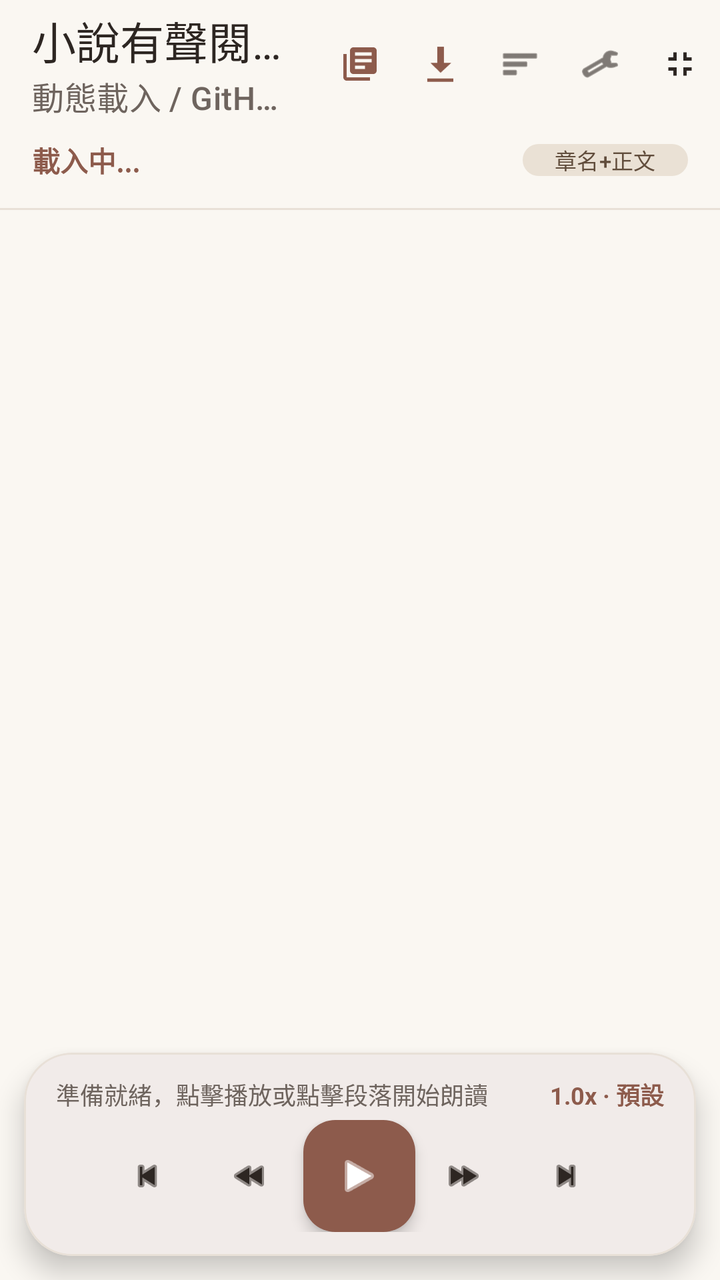
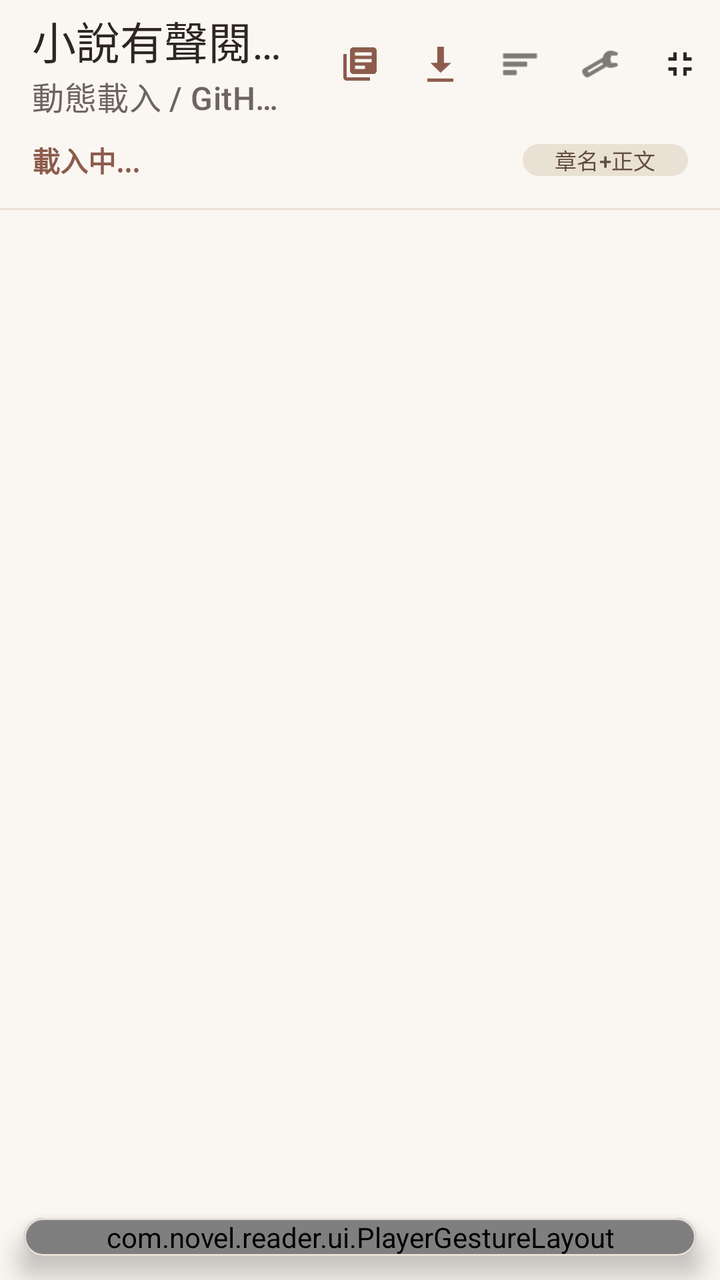

Before-and-after screenshots of an Android layout around one commit, followed by the original layout XML and the change that was made.
<!-- AndroidManifest.xml: application theme Theme.NovelReader -->
<!-- res/layout/activity_main.xml -->
<?xml version="1.0" encoding="utf-8"?>
<androidx.coordinatorlayout.widget.CoordinatorLayout xmlns:android="http://schemas.android.com/apk/res/android"
    xmlns:app="http://schemas.android.com/apk/res-auto"
    xmlns:tools="http://schemas.android.com/tools"
    android:id="@+id/rootLayout"
    android:layout_width="match_parent"
    android:layout_height="match_parent"
    android:background="@color/bg_paper">

    <com.google.android.material.appbar.AppBarLayout
        android:id="@+id/appBarLayout"
        android:layout_width="match_parent"
        android:layout_height="wrap_content"
        android:background="@color/bg_paper"
        app:elevation="2dp">

        <com.google.android.material.appbar.MaterialToolbar
            android:id="@+id/toolbar"
            android:layout_width="match_parent"
            android:layout_height="?attr/actionBarSize"
            android:background="@color/bg_paper"
            app:title="@string/app_name"
            app:titleTextColor="@color/text_primary"
            app:subtitleTextColor="@color/text_secondary"
            app:subtitle="動態載入 / GitHub 連動">

            <LinearLayout
                android:layout_width="wrap_content"
                android:layout_height="match_parent"
                android:layout_gravity="end"
                android:gravity="center_vertical"
                android:orientation="horizontal"
                android:paddingEnd="4dp"
                tools:ignore="RtlSymmetry">

                
                <com.google.android.material.button.MaterialButton
                    android:id="@+id/btnBookList"
                    style="@style/Widget.Material3.Button.IconButton"
                    android:layout_width="40dp"
                    android:layout_height="40dp"
                    android:contentDescription="@string/book_list"
                    app:icon="@drawable/ic_bookshelf"
                    app:iconTint="@color/primary" />

                
                <com.google.android.material.button.MaterialButton
                    android:id="@+id/btnImportNovel"
                    style="@style/Widget.Material3.Button.IconButton"
                    android:layout_width="40dp"
                    android:layout_height="40dp"
                    android:contentDescription="匯入小說 (GitHub/ZIP/目錄)"
                    app:icon="@android:drawable/stat_sys_download"
                    app:iconTint="@color/primary" />

                
                <com.google.android.material.button.MaterialButton
                    android:id="@+id/btnChapterList"
                    style="@style/Widget.Material3.Button.IconButton"
                    android:layout_width="40dp"
                    android:layout_height="40dp"
                    android:contentDescription="@string/chapters"
                    app:icon="@android:drawable/ic_menu_sort_by_size"
                    app:iconTint="@color/text_primary" />

                
                <com.google.android.material.button.MaterialButton
                    android:id="@+id/btnSettings"
                    style="@style/Widget.Material3.Button.IconButton"
                    android:layout_width="40dp"
                    android:layout_height="40dp"
                    android:contentDescription="@string/settings"
                    app:icon="@android:drawable/ic_menu_preferences"
                    app:iconTint="@color/text_primary" />

                
                <com.google.android.material.button.MaterialButton
                    android:id="@+id/btnToggleFullScreen"
                    style="@style/Widget.Material3.Button.IconButton"
                    android:layout_width="40dp"
                    android:layout_height="40dp"
                    android:contentDescription="切換沉浸全螢幕"
                    app:icon="@drawable/ic_fullscreen_exit"
                    app:iconTint="@color/text_primary" />
            </LinearLayout>

        </com.google.android.material.appbar.MaterialToolbar>

        
        <com.google.android.material.card.MaterialCardView
            android:id="@+id/cardResumeBanner"
            android:layout_width="match_parent"
            android:layout_height="wrap_content"
            android:layout_marginHorizontal="12dp"
            android:layout_marginBottom="8dp"
            android:visibility="gone"
            app:cardCornerRadius="12dp"
            app:cardBackgroundColor="@color/primary_container"
            app:strokeColor="@color/primary"
            app:strokeWidth="1dp">

            <LinearLayout
                android:layout_width="match_parent"
                android:layout_height="wrap_content"
                android:orientation="horizontal"
                android:gravity="center_vertical"
                android:paddingHorizontal="12dp"
                android:paddingVertical="8dp">

                <ImageView
                    android:layout_width="20dp"
                    android:layout_height="20dp"
                    android:src="@android:drawable/ic_media_play"
                    app:tint="@color/primary"
                    android:contentDescription="續讀" />

                <TextView
                    android:id="@+id/tvResumeProgressText"
                    android:layout_width="0dp"
                    android:layout_height="wrap_content"
                    android:layout_weight="1"
                    android:layout_marginStart="8dp"
                    android:text="上次讀到：第 1 章 · 第 1 段"
                    android:textColor="@color/on_primary_container"
                    android:textSize="12sp"
                    android:textStyle="bold" />

                <com.google.android.material.button.MaterialButton
                    android:id="@+id/btnResumePlay"
                    style="@style/Widget.Material3.Button.TonalButton"
                    android:layout_width="wrap_content"
                    android:layout_height="32dp"
                    android:text="繼續朗讀"
                    android:textSize="11sp"
                    android:paddingHorizontal="12dp"
                    app:cornerRadius="16dp" />

                <ImageButton
                    android:id="@+id/btnCloseResumeBanner"
                    android:layout_width="28dp"
                    android:layout_height="28dp"
                    android:layout_marginStart="4dp"
                    android:background="?attr/selectableItemBackgroundBorderless"
                    android:src="@android:drawable/ic_menu_close_clear_cancel"
                    app:tint="@color/on_primary_container"
                    android:contentDescription="關閉" />

            </LinearLayout>

        </com.google.android.material.card.MaterialCardView>

        
        <LinearLayout
            android:layout_width="match_parent"
            android:layout_height="wrap_content"
            android:orientation="horizontal"
            android:gravity="center_vertical"
            android:paddingHorizontal="16dp"
            android:paddingBottom="8dp">

            <TextView
                android:id="@+id/tvCurrentChapterInfo"
                android:layout_width="0dp"
                android:layout_height="wrap_content"
                android:layout_weight="1"
                android:text="載入中..."
                android:textColor="@color/primary"
                android:textSize="14sp"
                android:textStyle="bold"
                android:maxLines="1"
                android:ellipsize="end" />

            <com.google.android.material.chip.Chip
                android:id="@+id/chipFilterBadge"
                android:layout_width="wrap_content"
                android:layout_height="32dp"
                android:text="@string/mode_title_and_body"
                android:textSize="11sp"
                android:textColor="@color/badge_work_record_text"
                app:chipBackgroundColor="@color/badge_work_record"
                app:chipCornerRadius="16dp"
                app:chipStrokeWidth="0dp" />

        </LinearLayout>

        <View
            android:layout_width="match_parent"
            android:layout_height="1dp"
            android:background="@color/divider" />

    </com.google.android.material.appbar.AppBarLayout>

    
    <androidx.recyclerview.widget.RecyclerView
        android:id="@+id/rvContent"
        android:layout_width="match_parent"
        android:layout_height="match_parent"
        android:clipToPadding="false"
        android:paddingBottom="140dp"
        app:layout_behavior="@string/appbar_scrolling_view_behavior" />

    
    <com.google.android.material.card.MaterialCardView
        android:id="@+id/bottomPlayerCard"
        android:layout_width="match_parent"
        android:layout_height="wrap_content"
        android:layout_gravity="bottom"
        android:layout_margin="12dp"
        app:cardCornerRadius="24dp"
        app:cardElevation="8dp"
        app:cardBackgroundColor="@color/bg_card"
        app:strokeColor="@color/divider"
        app:strokeWidth="1dp">

        <LinearLayout
            android:layout_width="match_parent"
            android:layout_height="wrap_content"
            android:orientation="vertical"
            android:padding="12dp">

            
            <LinearLayout
                android:layout_width="match_parent"
                android:layout_height="wrap_content"
                android:orientation="horizontal"
                android:gravity="center_vertical"
                android:paddingHorizontal="4dp"
                android:paddingBottom="4dp">

                <TextView
                    android:id="@+id/tvSpeakingStatus"
                    android:layout_width="0dp"
                    android:layout_height="wrap_content"
                    android:layout_weight="1"
                    android:text="準備就緒，點擊播放或點擊段落開始朗讀"
                    android:textColor="@color/text_secondary"
                    android:textSize="12sp"
                    android:maxLines="1"
                    android:ellipsize="end" />

                <TextView
                    android:id="@+id/tvVoiceInfo"
                    android:layout_width="wrap_content"
                    android:layout_height="wrap_content"
                    android:text="1.0x · 預設"
                    android:textColor="@color/primary"
                    android:textSize="12sp"
                    android:textStyle="bold" />
            </LinearLayout>

            
            <LinearLayout
                android:layout_width="match_parent"
                android:layout_height="wrap_content"
                android:orientation="horizontal"
                android:gravity="center"
                android:weightSum="5">

                
                <com.google.android.material.button.MaterialButton
                    android:id="@+id/btnPrevChapter"
                    style="@style/Widget.Material3.Button.IconButton"
                    android:layout_width="0dp"
                    android:layout_height="48dp"
                    android:layout_weight="1"
                    android:contentDescription="@string/prev_chapter"
                    app:icon="@android:drawable/ic_media_previous"
                    app:iconTint="@color/text_primary" />

                
                <com.google.android.material.button.MaterialButton
                    android:id="@+id/btnPrevParagraph"
                    style="@style/Widget.Material3.Button.IconButton"
                    android:layout_width="0dp"
                    android:layout_height="48dp"
                    android:layout_weight="1"
                    android:contentDescription="@string/prev_paragraph"
                    app:icon="@android:drawable/ic_media_rew"
                    app:iconTint="@color/text_primary" />

                
                <com.google.android.material.floatingactionbutton.FloatingActionButton
                    android:id="@+id/fabPlayPause"
                    android:layout_width="wrap_content"
                    android:layout_height="wrap_content"
                    android:contentDescription="@string/play"
                    app:fabSize="normal"
                    app:backgroundTint="@color/primary"
                    app:tint="@color/on_primary"
                    app:srcCompat="@android:drawable/ic_media_play"
                    app:elevation="4dp" />

                
                <com.google.android.material.button.MaterialButton
                    android:id="@+id/btnNextParagraph"
                    style="@style/Widget.Material3.Button.IconButton"
                    android:layout_width="0dp"
                    android:layout_height="48dp"
                    android:layout_weight="1"
                    android:contentDescription="@string/next_paragraph"
                    app:icon="@android:drawable/ic_media_ff"
                    app:iconTint="@color/text_primary" />

                
                <com.google.android.material.button.MaterialButton
                    android:id="@+id/btnNextChapter"
                    style="@style/Widget.Material3.Button.IconButton"
                    android:layout_width="0dp"
                    android:layout_height="48dp"
                    android:layout_weight="1"
                    android:contentDescription="@string/next_chapter"
                    app:icon="@android:drawable/ic_media_next"
                    app:iconTint="@color/text_primary" />

            </LinearLayout>

        </LinearLayout>

    </com.google.android.material.card.MaterialCardView>

</androidx.coordinatorlayout.widget.CoordinatorLayout>
<!-- resources referenced by this layout -->
<resources>
  <color name="badge_work_record">#EAE1D5</color>
  <color name="badge_work_record_text">#614D3C</color>
  <color name="bg_card">#FFFFFF</color>
  <color name="bg_paper">#FAF7F2</color>
  <color name="divider">#E8E0D7</color>
  <color name="on_primary">#FFFFFF</color>
  <color name="on_primary_container">#3B1F17</color>
  <color name="primary">#8D5B4C</color>
  <color name="primary_container">#F5ECE8</color>
  <color name="text_primary">#2D2622</color>
  <color name="text_secondary">#6E645E</color>
  <!-- drawable ic_bookshelf (drawable) -->
  <vector xmlns:android="http://schemas.android.com/apk/res/android"
      android:width="24dp"
      android:height="24dp"
      android:viewportWidth="24"
      android:viewportHeight="24">
      <path
          android:fillColor="#FF000000"
          android:pathData="M4,6H2v14c0,1.1 0.9,2 2,2h14v-2H4V6zM20,2H8C6.9,2 6,2.9 6,4v12c0,1.1 0.9,2 2,2h12c1.1,0 2,-0.9 2,-2V4C22,2.9 21.1,2 20,2zM19,11H9V9h10V11zM15,15H9v-2h6V15zM19,7H9V5h10V7z" />
  </vector>
  <!-- drawable ic_fullscreen_exit (drawable) -->
  <vector xmlns:android="http://schemas.android.com/apk/res/android"
      android:width="24dp"
      android:height="24dp"
      android:viewportWidth="24"
      android:viewportHeight="24">
      <path
          android:fillColor="@color/text_primary"
          android:pathData="M5,16h3v3h2v-5H5V16z M8,8H5v2h5V5H8V8z M14,19h2v-3h3v-2h-5V19z M16,8V5h-2v5h5V8H16z"/>
  </vector>
  <string name="app_name">小說有聲閱讀器</string>
  <string name="book_list">我的書單</string>
  <string name="chapters">章節目錄</string>
  <string name="mode_title_and_body">章名+正文</string>
  <string name="next_chapter">下一章</string>
  <string name="next_paragraph">下一段</string>
  <string name="play">朗讀</string>
  <string name="prev_chapter">上一章</string>
  <string name="prev_paragraph">上一段</string>
  <string name="settings">閱讀與語音設定</string>
  <style name="Theme.NovelReader" parent="Base.Theme.NovelReader">
          <item name="android:windowLightStatusBar">true</item>
          <item name="android:windowLightNavigationBar" tools:targetApi="o_mr1">true</item>
      </style>
  <style name="Base.Theme.NovelReader" parent="Theme.Material3.DayNight.NoActionBar">
          <item name="colorPrimary">@color/primary</item>
          <item name="colorOnPrimary">@color/on_primary</item>
          <item name="colorPrimaryContainer">@color/primary_container</item>
          <item name="colorOnPrimaryContainer">@color/on_primary_container</item>
          <item name="colorSecondary">@color/accent</item>
          <item name="colorSecondaryContainer">@color/primary_container</item>
          <item name="colorOnSecondaryContainer">@color/on_primary_container</item>
          <item name="colorSurface">@color/bg_card</item>
          <item name="colorSurfaceVariant">@color/bg_paper</item>
          <item name="colorOnSurface">@color/text_primary</item>
          <item name="colorOnSurfaceVariant">@color/text_secondary</item>
          <item name="colorOutline">@color/outline</item>
          <item name="colorOutlineVariant">@color/divider</item>
          <item name="android:colorBackground">@color/bg_paper</item>
          <item name="android:textColorPrimary">@color/text_primary</item>
          <item name="android:textColorSecondary">@color/text_secondary</item>
          <item name="android:statusBarColor">@android:color/transparent</item>
          <item name="android:navigationBarColor">@android:color/transparent</item>
          <item name="android:windowBackground">@color/bg_paper</item>
          <item name="android:windowLayoutInDisplayCutoutMode" tools:targetApi="p">shortEdges</item>
      </style>
  <color name="accent">#C77D43</color>
  <color name="outline">#C6BBB0</color>
</resources>

<!-- the commit's change to res/layout/activity_main.xml (unified diff, before → after) -->
@@ -1,4 +1,5 @@
 <?xml version="1.0" encoding="utf-8"?>
+
 <androidx.coordinatorlayout.widget.CoordinatorLayout xmlns:android="http://schemas.android.com/apk/res/android"
     xmlns:app="http://schemas.android.com/apk/res-auto"
     xmlns:tools="http://schemas.android.com/tools"
@@ -198,6 +199,29 @@
         android:clipToPadding="false"
         android:paddingBottom="140dp"
         app:layout_behavior="@string/appbar_scrolling_view_behavior" />
+
+    
+    <com.google.android.material.card.MaterialCardView
+        android:id="@+id/cardGestureIndicator"
+        android:layout_width="wrap_content"
+        android:layout_height="wrap_content"
+        android:layout_gravity="center"
+        android:visibility="gone"
+        app:cardCornerRadius="16dp"
+        app:cardElevation="6dp"
+        app:cardBackgroundColor="@color/primary_container"
+        app:strokeWidth="0dp">
+
+        <TextView
+            android:id="@+id/tvGestureIndicator"
+            android:layout_width="wrap_content"
+            android:layout_height="wrap_content"
+            android:paddingHorizontal="24dp"
+            android:paddingVertical="12dp"
+            android:textColor="@color/on_primary_container"
+            android:textSize="18sp"
+            android:textStyle="bold" />
+    </com.google.android.material.card.MaterialCardView>
 
     
     <com.google.android.material.card.MaterialCardView
@@ -212,109 +236,89 @@
         app:strokeColor="@color/divider"
         app:strokeWidth="1dp">
 
-        <LinearLayout
-            android:layout_width="match_parent"
-            android:layout_height="wrap_content"
-            android:orientation="vertical"
-            android:padding="12dp">
-
-            
+        <com.novel.reader.ui.PlayerGestureLayout
+            android:id="@+id/playerGestureArea"
+            android:layout_width="match_parent"
+            android:layout_height="wrap_content">
+
             <LinearLayout
                 android:layout_width="match_parent"
                 android:layout_height="wrap_content"
-                android:orientation="horizontal"
-                android:gravity="center_vertical"
-                android:paddingHorizontal="4dp"
-                android:paddingBottom="4dp">
-
-                <TextView
-                    android:id="@+id/tvSpeakingStatus"
-                    android:layout_width="0dp"
+                android:orientation="vertical"
+                android:padding="12dp">
+
+                
+                <LinearLayout
+                    android:layout_width="match_parent"
                     android:layout_height="wrap_content"
-                    android:layout_weight="1"
-                    android:text="準備就緒，點擊播放或點擊段落開始朗讀"
-                    android:textColor="@color/text_secondary"
-                    android:textSize="12sp"
-                    android:maxLines="1"
-                    android:ellipsize="end" />
-
-                <TextView
-                    android:id="@+id/tvVoiceInfo"
-                    android:layout_width="wrap_content"
-                    android:layout_height="wrap_content"
-                    android:text="1.0x · 預設"
-                    android:textColor="@color/primary"
-                    android:textSize="12sp"
-                    android:textStyle="bold" />
+                    android:orientation="horizontal"
+                    android:gravity="center_vertical"
+                    android:paddingHorizontal="4dp"
+                    android:paddingBottom="4dp">
+
+                    <TextView
+                        android:id="@+id/tvSpeakingStatus"
+                        android:layout_width="0dp"
+                        android:layout_height="wrap_content"
+                        android:layout_weight="1"
+                        android:text="@string/status_ready"
+                        android:textColor="@color/text_secondary"
+                        android:textSize="12sp"
+                        android:maxLines="1"
+                        android:ellipsize="end" />
+
+                    <TextView
+                        android:id="@+id/tvVoiceInfo"
+                        android:layout_width="wrap_content"
+                        android:layout_height="wrap_content"
+                        android:text="1.0x · 預設"
+                        android:textColor="@color/primary"
+                        android:textSize="12sp"
+                        android:textStyle="bold" />
+                </LinearLayout>
+
+                
+                <FrameLayout
+                    android:layout_width="match_parent"
+                    android:layout_height="64dp">
+
+                    <TextView
+                        android:layout_width="wrap_content"
+                        android:layout_height="wrap_content"
+                        android:layout_gravity="start|center_vertical"
+                        android:paddingStart="8dp"
+                        android:text="@string/gesture_hint_left"
+                        android:textColor="@color/text_secondary"
+                        android:textSize="11sp"
+                        tools:ignore="RtlSymmetry" />
+
+                    <com.google.android.material.floatingactionbutton.FloatingActionButton
+                        android:id="@+id/fabPlayPause"
+                        android:layout_width="wrap_content"
+                        android:layout_height="wrap_content"
+                        android:layout_gravity="center"
+                        android:contentDescription="@string/play_pause_desc"
+                        app:fabSize="normal"
+                        app:backgroundTint="@color/primary"
+                        app:tint="@color/on_primary"
+                        app:srcCompat="@android:drawable/ic_media_play"
+                        app:elevation="4dp" />
+
+                    <TextView
+                        android:layout_width="wrap_content"
+                        android:layout_height="wrap_content"
+                        android:layout_gravity="end|center_vertical"
+                        android:gravity="end"
+                        android:paddingEnd="8dp"
+                        android:text="@string/gesture_hint_right"
+                        android:textColor="@color/text_secondary"
+                        android:textSize="11sp"
+                        tools:ignore="RtlSymmetry" />
+                </FrameLayout>
+
             </LinearLayout>
 
-            
-            <LinearLayout
-                android:layout_width="match_parent"
-                android:layout_height="wrap_content"
-                android:orientation="horizontal"
-                android:gravity="center"
-                android:weightSum="5">
-
-                
-                <com.google.android.material.button.MaterialButton
-                    android:id="@+id/btnPrevChapter"
-                    style="@style/Widget.Material3.Button.IconButton"
-                    android:layout_width="0dp"
-                    android:layout_height="48dp"
-                    android:layout_weight="1"
-                    android:contentDescription="@string/prev_chapter"
-                    app:icon="@android:drawable/ic_media_previous"
-                    app:iconTint="@color/text_primary" />
-
-                
-                <com.google.android.material.button.MaterialButton
-                    android:id="@+id/btnPrevParagraph"
-                    style="@style/Widget.Material3.Button.IconButton"
-                    android:layout_width="0dp"
-                    android:layout_height="48dp"
-                    android:layout_weight="1"
-                    android:contentDescription="@string/prev_paragraph"
-                    app:icon="@android:drawable/ic_media_rew"
-                    app:iconTint="@color/text_primary" />
-
-                
-                <com.google.android.material.floatingactionbutton.FloatingActionButton
-                    android:id="@+id/fabPlayPause"
-                    android:layout_width="wrap_content"
-                    android:layout_height="wrap_content"
-                    android:contentDescription="@string/play"
-                    app:fabSize="normal"
-                    app:backgroundTint="@color/primary"
-                    app:tint="@color/on_primary"
-                    app:srcCompat="@android:drawable/ic_media_play"
-                    app:elevation="4dp" />
-
-                
-                <com.google.android.material.button.MaterialButton
-                    android:id="@+id/btnNextParagraph"
-                    style="@style/Widget.Material3.Button.IconButton"
-                    android:layout_width="0dp"
-                    android:layout_height="48dp"
-                    android:layout_weight="1"
-                    android:contentDescription="@string/next_paragraph"
-                    app:icon="@android:drawable/ic_media_ff"
-                    app:iconTint="@color/text_primary" />
-
-                
-                <com.google.android.material.button.MaterialButton
-                    android:id="@+id/btnNextChapter"
-                    style="@style/Widget.Material3.Button.IconButton"
-                    android:layout_width="0dp"
-                    android:layout_height="48dp"
-                    android:layout_weight="1"
-                    android:contentDescription="@string/next_chapter"
-                    app:icon="@android:drawable/ic_media_next"
-                    app:iconTint="@color/text_primary" />
-
-            </LinearLayout>
-
-        </LinearLayout>
+        </com.novel.reader.ui.PlayerGestureLayout>
 
     </com.google.android.material.card.MaterialCardView>
 
<!-- resource entries referenced after the edit -->
@@ -34,13 +34,12 @@
   <string name="app_name">小說有聲閱讀器</string>
   <string name="book_list">我的書單</string>
   <string name="chapters">章節目錄</string>
+  <string name="gesture_hint_left">↔ 段落\n↕ 亮度</string>
+  <string name="gesture_hint_right">段落 ↔\n語速 ↕</string>
   <string name="mode_title_and_body">章名+正文</string>
-  <string name="next_chapter">下一章</string>
-  <string name="next_paragraph">下一段</string>
-  <string name="play">朗讀</string>
-  <string name="prev_chapter">上一章</string>
-  <string name="prev_paragraph">上一段</string>
+  <string name="play_pause_desc">播放 / 暫停（長按停止）</string>
   <string name="settings">閱讀與語音設定</string>
+  <string name="status_ready">準備就緒，點擊播放開始朗讀</string>
   <style name="Theme.NovelReader" parent="Base.Theme.NovelReader">
           <item name="android:windowLightStatusBar">true</item>
           <item name="android:windowLightNavigationBar" tools:targetApi="o_mr1">true</item>
